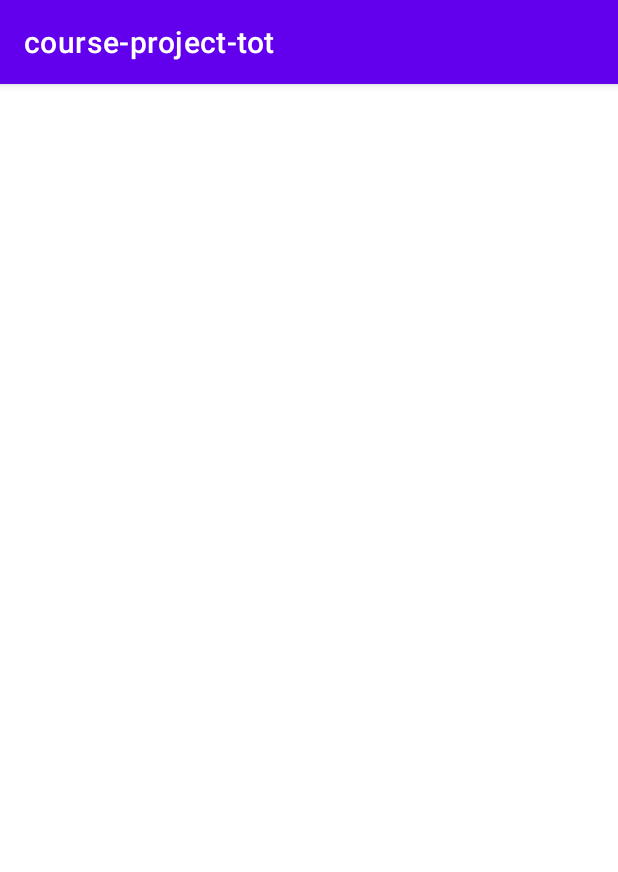
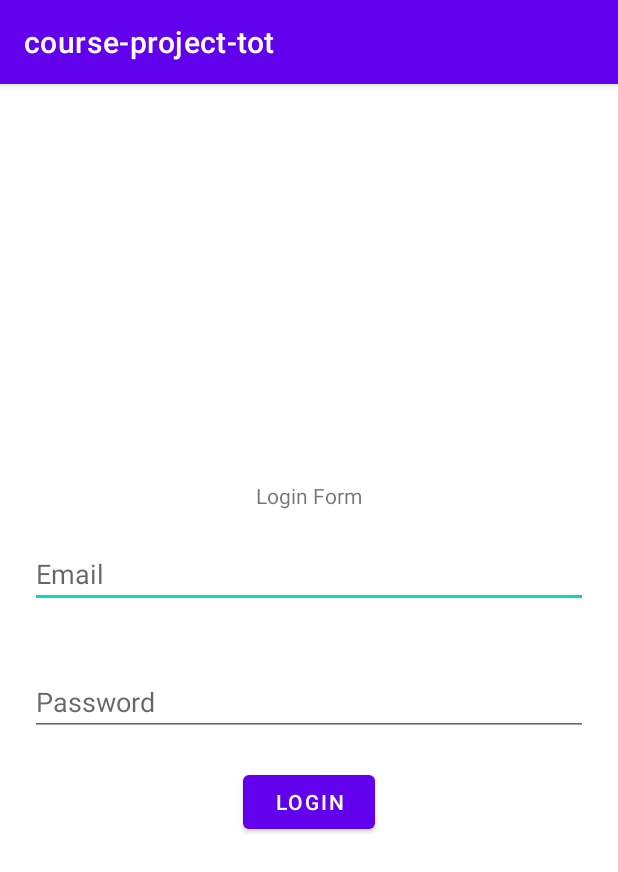
Before and after one commit to VictoriaXie/course-project-tot-android, an Android app: the screen it shows after launch (MainActivity), on a phone screen of 412 x 824 dp. Shown: the top 872 px of the screen. Run offline under Robolectric (Android 15) with nearby library versions, the phone set to English and light mode, and no system bars.

Commit message:
First push for userlogin

```diff
--- a/app/src/main/java/com/example/course_project_tot/MainActivity.java
+++ b/app/src/main/java/com/example/course_project_tot/MainActivity.java
@@ -1,14 +1,39 @@
 package com.example.course_project_tot;
 
 import androidx.appcompat.app.AppCompatActivity;
-
 import android.os.Bundle;
-
-public class MainActivity extends AppCompatActivity {
-
+import android.view.View;
+import android.widget.Button;
+import android.widget.EditText;
+import android.widget.Toast;
+import com.example.course_project_tot.Ucontroller.ILoginController;
+import com.example.course_project_tot.Ucontroller.LoginController;
+import com.example.course_project_tot.UView.ILoginView;
+public class MainActivity extends AppCompatActivity  implements ILoginView {
+    EditText email,password;
+    Button loginb;
+    ILoginController loginPresenter;
     @Override
     protected void onCreate(Bundle savedInstanceState) {
         super.onCreate(savedInstanceState);
         setContentView(R.layout.activity_main);
+        email = (EditText) findViewById(R.id.email);
+        password = (EditText)findViewById(R.id.password);
+        loginb = (Button) findViewById(R.id.loginb);
+        loginPresenter = new LoginController(this);
+        loginb.setOnClickListener(new View.OnClickListener() {
+            @Override
+            public void onClick(View v) {
+                loginPresenter.OnLogin(email.getText().toString().trim(),password.getText().toString().trim());
+            }
+        });
+    }
+    @Override
+    public void OnLoginSuccess(String message) {
+        Toast.makeText(this,message,Toast.LENGTH_SHORT).show();
+    }
+    @Override
+    public void OnLoginError(String message) {
+        Toast.makeText(this,message,Toast.LENGTH_SHORT).show();
     }
 }
--- a/app/src/main/java/com/example/course_project_tot/UModel/IUser.java
+++ b/app/src/main/java/com/example/course_project_tot/UModel/IUser.java
@@ -1,4 +1,7 @@
 package com.example.course_project_tot.UModel;
 
 public interface IUser {
+    String getEmail();
+    String getPassword();
+    int isValid();
 }
--- a/app/src/main/java/com/example/course_project_tot/UView/ILoginView.java
+++ b/app/src/main/java/com/example/course_project_tot/UView/ILoginView.java
@@ -1,4 +1,6 @@
 package com.example.course_project_tot.UView;
 
 public interface ILoginView {
+    void OnLoginSuccess(String message);
+    void OnLoginError(String message);
 }
--- a/app/src/main/java/com/example/course_project_tot/Ucontroller/ILoginController.java
+++ b/app/src/main/java/com/example/course_project_tot/Ucontroller/ILoginController.java
@@ -1,4 +1,5 @@
 package com.example.course_project_tot.Ucontroller;
 
 public interface ILoginController {
+    void OnLogin(String email,String Password);
 }
--- a/app/src/main/res/layout/activity_main.xml
+++ b/app/src/main/res/layout/activity_main.xml
@@ -1,7 +1,41 @@
 <?xml version="1.0" encoding="utf-8"?>
-<androidx.constraintlayout.widget.ConstraintLayout xmlns:android="http://schemas.android.com/apk/res/android"
+<LinearLayout xmlns:android="http://schemas.android.com/apk/res/android"
     xmlns:app="http://schemas.android.com/apk/res-auto"
     xmlns:tools="http://schemas.android.com/tools"
     android:layout_width="match_parent"
     android:layout_height="match_parent"
-    tools:context=".MainActivity"/>
+    tools:context=".MainActivity">
+
+    <LinearLayout
+        android:orientation="vertical"
+        android:layout_width="match_parent"
+        android:layout_height="match_parent"
+        android:layout_gravity="center"
+        android:gravity="center">
+        <TextView
+            android:layout_width="wrap_content"
+            android:layout_height="wrap_content"
+            android:text="Login Form"/>
+
+        <EditText
+            android:id="@+id/email"
+            android:layout_width="match_parent"
+            android:layout_height="wrap_content"
+            android:layout_margin="20dp"
+            android:hint="Email"/>
+
+        <EditText
+            android:id="@+id/password"
+            android:layout_width="match_parent"
+            android:layout_height="wrap_content"
+            android:layout_margin="20dp"
+            android:hint="Password"/>
+
+        <Button
+            android:layout_width="wrap_content"
+            android:layout_height="wrap_content"
+            android:text="Login"
+            android:id="@+id/loginb"/>
+    </LinearLayout>
+
+</LinearLayout>
```
Also changed, not shown: app/src/main/java/com/example/course_project_tot/UModel/User.java (+37 -1 lines), app/src/main/java/com/example/course_project_tot/Ucontroller/LoginController.java (+26 -1 lines).
